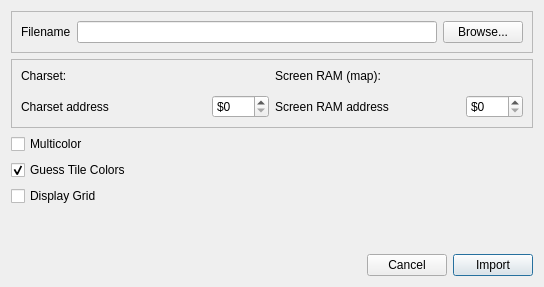
Qt form src/importvicedialog.ui (ricardoquesada/vchar64) before a commit.
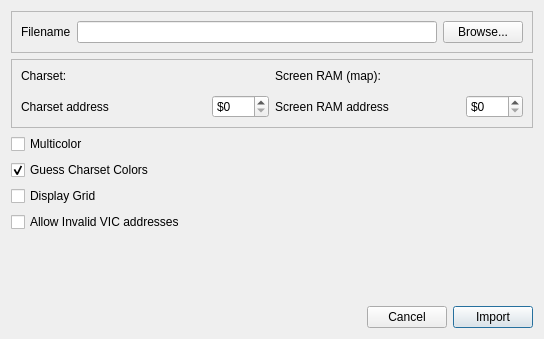
The same form after that commit. Custom widgets are drawn as their Qt base class.

```diff
--- a/src/importvicedialog.ui
+++ b/src/importvicedialog.ui
@@ -7,7 +7,7 @@
     <x>0</x>
     <y>0</y>
     <width>544</width>
-    <height>287</height>
+    <height>339</height>
    </rect>
   </property>
   <property name="windowTitle">
@@ -168,7 +168,7 @@
    <item>
     <widget class="QCheckBox" name="checkBoxGuessColors">
      <property name="text">
-      <string>Guess Tile Colors</string>
+      <string>Guess Charset Colors</string>
      </property>
      <property name="checked">
       <bool>true</bool>
@@ -182,6 +182,13 @@
      </property>
     </widget>
    </item>
+   <item>
+    <widget class="QCheckBox" name="checkBoxInvalidAddresses">
+     <property name="text">
+      <string>Allow Invalid VIC addresses</string>
+     </property>
+    </widget>
+   </item>
    <item>
     <layout class="QHBoxLayout" name="horizontalLayout_6"/>
    </item>
```
